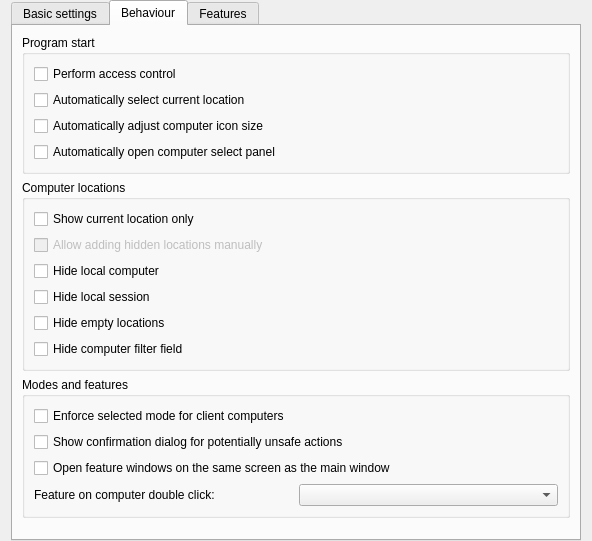
veyon/veyon, file configurator/src/MasterConfigurationPage.ui: the form before one commit.
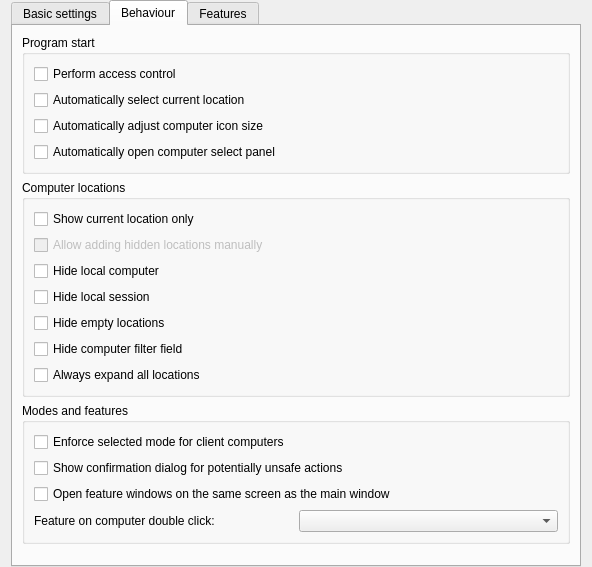
The form after the commit. The open tabs and pages were chosen to show the change. Icons and pictures are not drawn.

Commit message: ComputerSelectPanel: add option to always expand all locations

What changed in the file:
```diff
--- a/configurator/src/MasterConfigurationPage.ui
+++ b/configurator/src/MasterConfigurationPage.ui
@@ -419,6 +419,13 @@
             </property>
            </widget>
           </item>
+          <item>
+           <widget class="QCheckBox" name="expandLocations">
+            <property name="text">
+             <string>Always expand all locations</string>
+            </property>
+           </widget>
+          </item>
          </layout>
         </widget>
        </item>
```
Left out of the diff: 1 changed line with no effect on the pictures. The commit also changes 3 other files.
